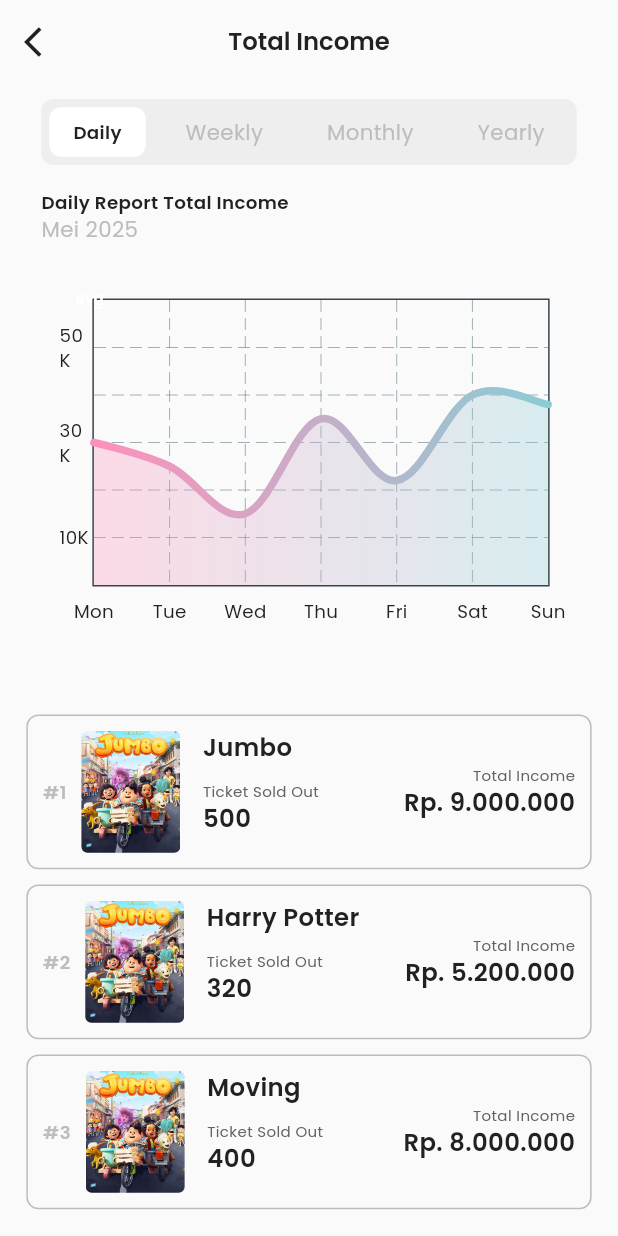
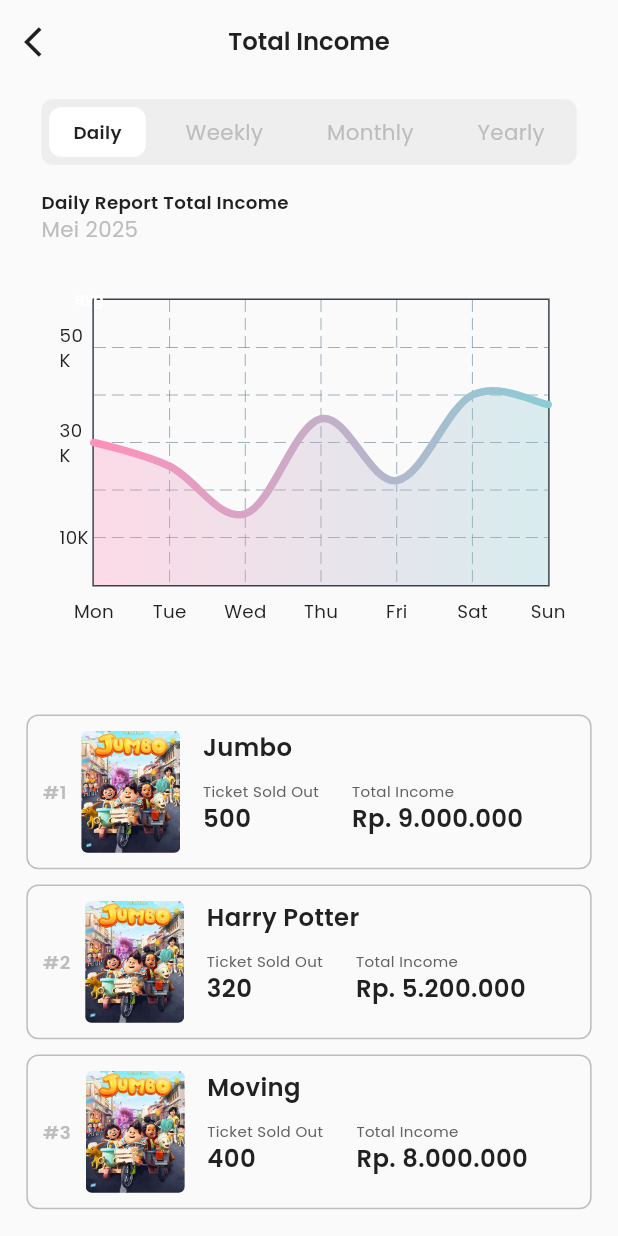
Before and after one commit to zakizakiran/chingu-movie, a Flutter app: the TotalIncomeView screen opened by its route, on a phone screen of 412 x 824 dp. Run offline on Flutter 3.47's test engine with Material 3 defaults, Android fonts, the phone set to English and light mode, and no system bars; drawn by our look-alikes of fl_chart; our stand-ins replace email_validator, firebase_core, flutter_screenutil, flutter_svg, get, google_fonts and 4 more; accounts and stored records are empty.

Commit message:
chart update

```diff
--- a/lib/app/modules/pages/total_income/controllers/total_income_controller.dart
+++ b/lib/app/modules/pages/total_income/controllers/total_income_controller.dart
@@ -1,10 +1,9 @@
-// Tambahkan import ini jika belum
 import 'package:fl_chart/fl_chart.dart';
 import 'package:get/get.dart';
+import 'package:intl/intl.dart';
 
 class TotalIncomeController extends GetxController {
   RxBool showAvg = false.obs;
-
   RxString selectedValue = 'Daily'.obs;
   RxInt selectedIndex = 0.obs;
 
@@ -68,7 +67,6 @@ class TotalIncomeController extends GetxController {
 
   List<FlSpot> get spots => currentSpots;
 
-  // Getters
   List<FlSpot> get currentSpots {
     switch (selectedValue.value) {
       case 'Weekly':
@@ -108,16 +106,22 @@ class TotalIncomeController extends GetxController {
     }
   }
 
-  //=== DATA MOVIE ===
-  List<String> movieTitle = ["Jumbo", "Harry Potter", "Moving"];
+  // MOVIE DATA
+  List<String> dailyMovieTitle = ["Jumbo", "Harry Potter", "Moving"];
+  List<String> dailyMovieTicket = ["500", "320", "400"];
+  List<int> dailyMovieIncome = [9000000, 5200000, 8000000];
 
-  List<String> movieTicket = ["500", "320", "400"];
+  List<String> weeklyMovieTitle = ["Barbie", "Avengers", "Interstellar"];
+  List<String> weeklyMovieTicket = ["900", "1100", "850"];
+  List<int> weeklyMovieIncome = [18000000, 25000000, 17000000];
 
-  List<String> movieIncome = [
-    "Rp. 9.000.000",
-    "Rp. 5.200.000",
-    "Rp. 8.000.000",
-  ];
+  List<String> monthlyMovieTitle = ["Oppenheimer", "Dune", "Wonka"];
+  List<String> monthlyMovieTicket = ["2000", "1700", "1800"];
+  List<int> monthlyMovieIncome = [40000000, 33000000, 36000000];
+
+  List<String> yearlyMovieTitle = ["Fast X", "Tenet", "Inception"];
+  List<String> yearlyMovieTicket = ["8000", "7800", "8200"];
+  List<int> yearlyMovieIncome = [160000000, 156000000, 164000000];
 
   List<String> movieImage = [
     "assets/images/jumbo-poster.png",
@@ -125,10 +129,53 @@ class TotalIncomeController extends GetxController {
     "assets/images/jumbo-poster.png",
   ];
 
-  // Menghitung total tiket
+  List<String> get currentMovieTitle {
+    switch (selectedValue.value) {
+      case 'Weekly':
+        return weeklyMovieTitle;
+      case 'Monthly':
+        return monthlyMovieTitle;
+      case 'Yearly':
+        return yearlyMovieTitle;
+      default:
+        return dailyMovieTitle;
+    }
+  }
+
+  List<String> get currentMovieTicket {
+    switch (selectedValue.value) {
+      case 'Weekly':
+        return weeklyMovieTicket;
+      case 'Monthly':
+        return monthlyMovieTicket;
+      case 'Yearly':
+        return yearlyMovieTicket;
+      default:
+        return dailyMovieTicket;
+    }
+  }
+
+  List<int> get currentMovieIncome {
+    switch (selectedValue.value) {
+      case 'Weekly':
+        return weeklyMovieIncome;
+      case 'Monthly':
+        return monthlyMovieIncome;
+      case 'Yearly':
+        return yearlyMovieIncome;
+      default:
+        return dailyMovieIncome;
+    }
+  }
+
   int get totalTickets {
-    return movieTicket.fold(0, (sum, item) => sum + int.parse(item));
+    return currentMovieTicket.fold(0, (sum, item) => sum + int.parse(item));
   }
+
+  int get totalIncome {
+    return currentMovieIncome.fold(0, (sum, item) => sum + item);
+  }
+
 
   @override
   void onInit() {
--- a/lib/app/modules/pages/total_income/views/total_income_view.dart
+++ b/lib/app/modules/pages/total_income/views/total_income_view.dart
@@ -5,14 +5,17 @@ import 'package:flutter/material.dart';
 import 'package:flutter_screenutil/flutter_screenutil.dart';
 import 'package:get/get.dart';
 import 'package:fl_chart/fl_chart.dart';
+import '../controllers/total_income_controller.dart';
+import 'package:intl/intl.dart';
 
-import '../controllers/total_income_controller.dart';
-
-class TotalIncomeView extends GetView<TotalIncomeController> {
+class TotalIncomeView extends StatelessWidget {
   const TotalIncomeView({super.key});
 
   @override
   Widget build(BuildContext context) {
+    return GetBuilder<TotalIncomeController>(
+      init: TotalIncomeController(),
+      builder: (controller) {
         return Scaffold(
           backgroundColor: AppColors.pageBackground,
           appBar: AppBar(
@@ -31,7 +34,6 @@ class TotalIncomeView extends GetView<TotalIncomeController> {
                 child: Column(
                   children: [
                     Obx(() {
-                  // Ambil data berdasarkan selectedValue
                       String value = controller.selectedValue.value;
 
                       List<FlSpot> currentSpots;
@@ -65,42 +67,53 @@ class TotalIncomeView extends GetView<TotalIncomeController> {
                           currentLeftLabels = {};
                       }
 
-                  return CustomGrafikContainer(
+                      return Column(
+                        children: [
+                          CustomGrafikContainer(
                             selectedValue: controller.selectedValue,
                             items: ['Daily', 'Weekly', 'Monthly', 'Yearly'],
                             onChanged: (value) {
                               controller.selectedValue.value = value!;
                             },
                             controller: controller,
-                    chartSpots: currentSpots,
-                    bottomLabels: currentBottomLabels,
-                    leftLabels: currentLeftLabels,
-                  );
-                }),
+                            chartSpots: controller.currentSpots,
+                            bottomLabels: controller.currentBottomLabels,
+                            leftLabels: controller.currentLeftLabels,
+                          ),
+                          SizedBox(height: 20.h),
 
-                SizedBox(height: 20.h),
-                ListView.builder(
-                  itemCount: controller.movieTitle.length,
-                  shrinkWrap: true,
-                  physics: NeverScrollableScrollPhysics(),
-                  itemBuilder: (context, index) {
+                          // List movieCard berdasarkan selectedValue
+                          ...List.generate(
+                            controller.currentMovieTitle.length,
+                            (index) {
                               return Padding(
                                 padding: EdgeInsets.only(bottom: 10.h),
                                 child: movieCard(
                                   index: (index + 1).toString(),
-                        movieTitle: controller.movieTitle[index],
-                        totalTicket: controller.movieTicket[index],
-                        totalIncome: controller.movieIncome[index],
-                        assetImage: AssetImage(controller.movieImage[index]),
+                                  movieTitle:
+                                      controller.currentMovieTitle[index],
+                                  totalTicket:
+                                      controller.currentMovieTicket[index],
+                                  totalIncome:
+                                      controller.currentMovieIncome[index]
+                                          .toString(),
+                                  assetImage: AssetImage(
+                                    controller.movieImage[index],
+                                  ),
                                 ),
                               );
                             },
                           ),
                         ],
+                      );
+                    }),
+                  ],
                 ),
               ),
             ),
           ),
+        );
+      },
     );
   }
 
@@ -153,6 +166,11 @@ class TotalIncomeView extends GetView<TotalIncomeController> {
                     style: AppTextStyles.cardTitle,
                   ),
                   SizedBox(height: 10.h),
+                  Row(
+                    children: [
+                      Column(
+                        crossAxisAlignment: CrossAxisAlignment.start,
+                        children: [
                           Text(
                             "Ticket Sold Out",
                             style: AppTextStyles.smallText.copyWith(
@@ -163,13 +181,9 @@ class TotalIncomeView extends GetView<TotalIncomeController> {
                           Text(totalTicket ?? "0", style: AppTextStyles.label),
                         ],
                       ),
-            ),
-            const Spacer(),
-            SizedBox(
-              height: 80.h,
-              child: Column(
-                crossAxisAlignment: CrossAxisAlignment.end,
-                mainAxisAlignment: MainAxisAlignment.center,
+                      SizedBox(width: 20.w), // jarak antar kolom
+                      Column(
+                        crossAxisAlignment: CrossAxisAlignment.start,
                         children: [
                           Text(
                             "Total Income",
@@ -178,7 +192,18 @@ class TotalIncomeView extends GetView<TotalIncomeController> {
                               fontSize: 10,
                             ),
                           ),
-                  Text(totalIncome ?? "-", style: AppTextStyles.label),
+                          Text(
+                            NumberFormat.currency(
+                              locale: 'id_ID',
+                              symbol: 'Rp. ',
+                              decimalDigits: 0,
+                            ).format(int.parse(totalIncome ?? "0")),
+                            style: AppTextStyles.label,
+                          ),
+                        ],
+                      ),
+                    ],
+                  ),
                 ],
               ),
             ),
```
Lines whose indentation alone changed are shown as unchanged.
